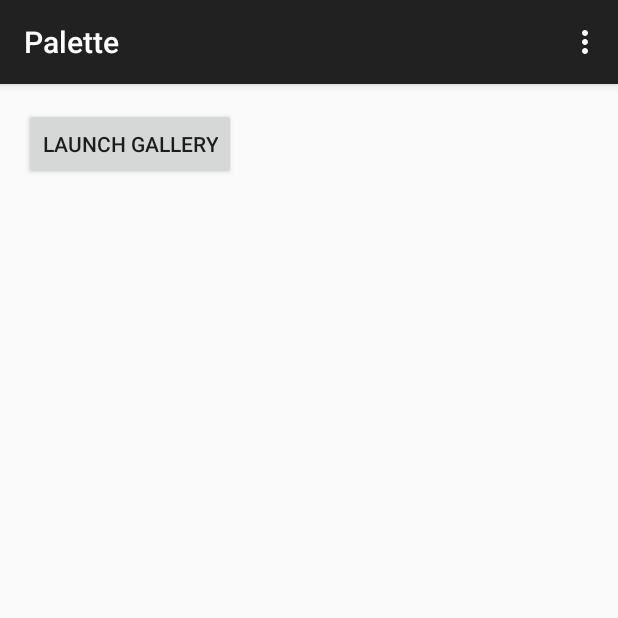
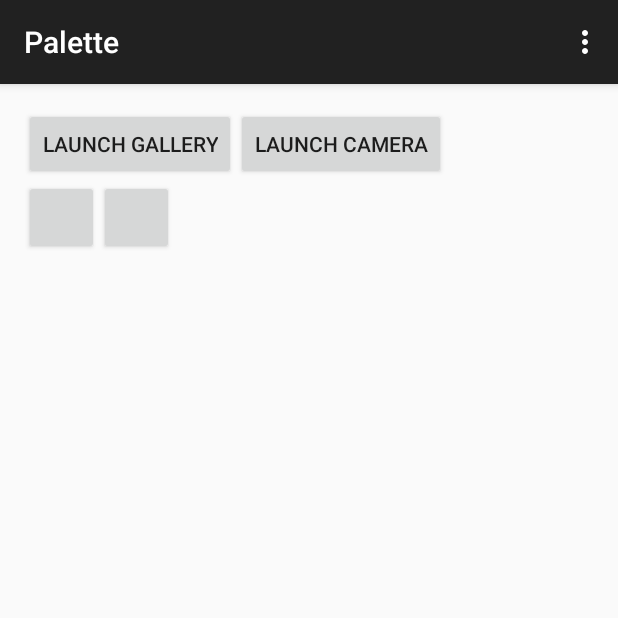
Before and after one commit to ezhao/Palette, an Android app: the screen it shows after launch (PaletteActivity), on a phone screen of 412 x 824 dp, the top half of it. Run offline under Robolectric (Android 15) with nearby library versions, the phone set to English and light mode, and no system bars; our stand-ins replace ButterKnife; libraries missing offline, so code that uses them is left out: android.support.v7.

Commit message:
Palette beginnings and camera integration

```diff
--- a/app/src/main/res/layout/activity_palette.xml
+++ b/app/src/main/res/layout/activity_palette.xml
@@ -11,9 +11,32 @@
         android:layout_width="wrap_content"
         android:layout_height="wrap_content" />
 
+    <Button
+        android:id="@+id/btnLaunchCamera"
+        android:text="Launch Camera"
+        android:layout_toRightOf="@id/btnLaunchGallery"
+        android:layout_toEndOf="@id/btnLaunchGallery"
+        android:layout_width="wrap_content"
+        android:layout_height="wrap_content" />
+
+    <Button
+        android:id="@+id/btnVibrantSwatch"
+        android:layout_below="@id/btnLaunchGallery"
+        android:layout_width="50dp"
+        android:layout_height="50dp" />
+
+    <Button
+        android:id="@+id/btnDarkVibrantSwatch"
+        android:layout_alignTop="@id/btnVibrantSwatch"
+        android:layout_toRightOf="@id/btnVibrantSwatch"
+        android:layout_width="50dp"
+        android:layout_height="50dp" />
+
     <ImageView
         android:id="@+id/ivPreview"
         android:layout_width="wrap_content"
         android:layout_height="wrap_content" />
 
+
+
 </RelativeLayout>
```
Also changed, not shown: app/src/main/java/com/herokuapp/ezhao/palette/PaletteActivity.java (+63 -7 lines).
